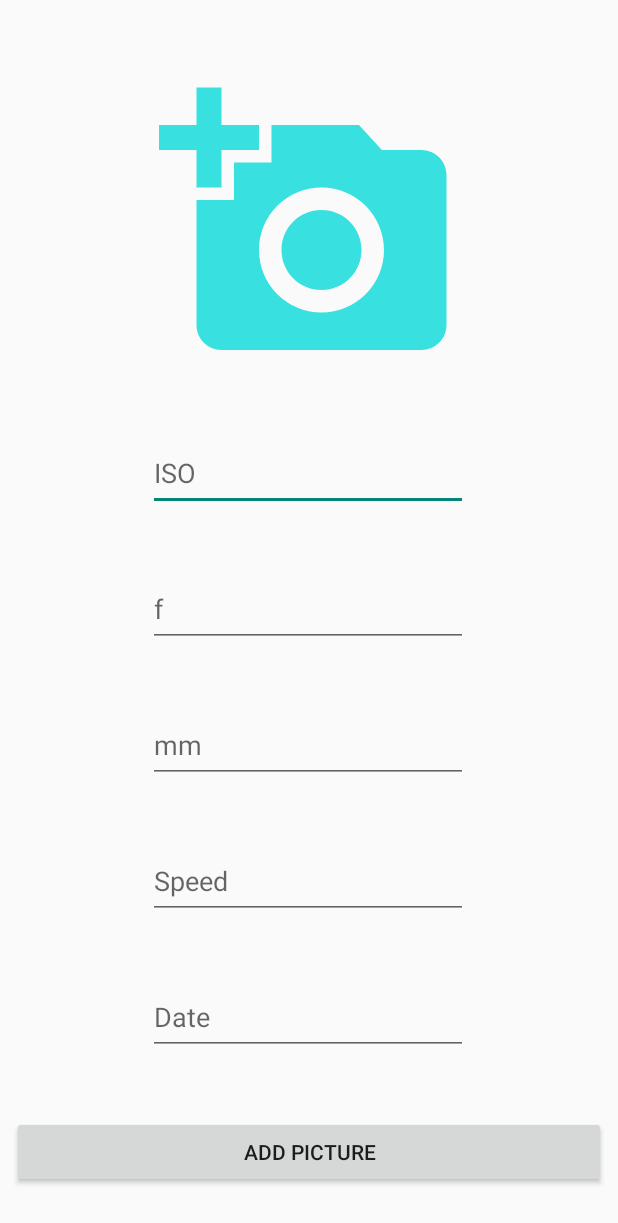
After one commit to thanghkt56/Mobile_Midterm, an Android app: the AddImageActivity screen opened directly, with no data from a screen before it, on a phone screen of 412 x 824 dp. The commit adds this screen. Shown: the top 1223 px of the screen. Run offline under Robolectric (Android 15) with nearby library versions, the phone set to English and light mode, and no system bars; our stand-ins replace Firebase (no records; nobody signed in at launch, a user with empty details on screens opened directly).

Commit message:
add Model.java

```diff
--- a/app/build.gradle
+++ b/app/build.gradle
@@ -14,6 +14,7 @@ android {
         versionName "1.0"
 
         testInstrumentationRunner "androidx.test.runner.AndroidJUnitRunner"
+        minSdkVersion 23
     }
 
     buildTypes {
@@ -34,6 +35,8 @@ dependencies {
     implementation 'com.google.android.material:material:1.4.0'
     implementation 'androidx.constraintlayout:constraintlayout:2.1.1'
     implementation 'com.google.firebase:firebase-auth:19.2.0'
+    implementation 'com.google.firebase:firebase-firestore:24.0.0'
+    implementation 'com.google.firebase:firebase-storage:20.0.0'
     testImplementation 'junit:junit:4.+'
     androidTestImplementation 'androidx.test.ext:junit:1.1.3'
     androidTestImplementation 'androidx.test.espresso:espresso-core:3.4.0'
--- /dev/null
+++ b/app/src/main/java/com/example/loginauthfirebase/AddImageActivity.java
@@ -0,0 +1,167 @@
+package com.example.loginauthfirebase;
+
+import androidx.activity.result.ActivityResult;
+import androidx.activity.result.ActivityResultCallback;
+import androidx.activity.result.ActivityResultLauncher;
+import androidx.activity.result.contract.ActivityResultContracts;
+import androidx.annotation.NonNull;
+import androidx.appcompat.app.AppCompatActivity;
+
+import android.app.Activity;
+import android.app.ProgressDialog;
+import android.content.ContentResolver;
+import android.content.Intent;
+import android.net.Uri;
+import android.os.Bundle;
+import android.util.Log;
+import android.view.View;
+import android.webkit.MimeTypeMap;
+import android.widget.Button;
+import android.widget.EditText;
+import android.widget.ImageView;
+import android.widget.Toast;
+
+import com.google.android.gms.tasks.OnFailureListener;
+import com.google.android.gms.tasks.OnSuccessListener;
+import com.google.firebase.auth.FirebaseAuth;
+import com.google.firebase.auth.FirebaseUser;
+import com.google.firebase.firestore.CollectionReference;
+import com.google.firebase.firestore.DocumentReference;
+import com.google.firebase.firestore.FirebaseFirestore;
+import com.google.firebase.storage.FirebaseStorage;
+import com.google.firebase.storage.OnProgressListener;
+import com.google.firebase.storage.StorageReference;
+import com.google.firebase.storage.UploadTask;
+
+import java.util.HashMap;
+import java.util.Map;
+
+public class AddImageActivity extends AppCompatActivity {
+    Button uploadBtn;
+    EditText inputISO,inputF,inputMM,inputSpeed,inputDate;
+    ImageView imageView;
+    ProgressDialog progressDialog;
+    FirebaseFirestore mStore;
+    FirebaseAuth mAuth;
+    FirebaseUser mUser;
+    FirebaseStorage mImageStore;
+    Uri imageUri;
+    String userID;
+    @Override
+    protected void onCreate(Bundle savedInstanceState) {
+        super.onCreate(savedInstanceState);
+        setContentView(R.layout.activity_add_image);
+
+        uploadBtn = findViewById(R.id.uploadBtn);
+        inputISO = findViewById(R.id.inputISO);
+        inputF = findViewById(R.id.inputF);
+        inputMM = findViewById(R.id.inputMM);
+        inputSpeed = findViewById(R.id.inputSpeed);
+        inputDate=findViewById(R.id.inputDate);
+        progressDialog = new ProgressDialog(this);
+        imageView=findViewById(R.id.imageView);
+
+        mAuth = FirebaseAuth.getInstance();
+        mUser = mAuth.getCurrentUser();
+        mStore = FirebaseFirestore.getInstance();
+        mImageStore = FirebaseStorage.getInstance();
+
+        ActivityResultLauncher<Intent> imageResultLauncher = registerForActivityResult(
+                new ActivityResultContracts.StartActivityForResult(),
+                new ActivityResultCallback<ActivityResult>() {
+                    @Override
+                    public void onActivityResult(ActivityResult result) {
+                        if (result.getResultCode() == Activity.RESULT_OK && result.getData() != null) {
+                            // There are no request codes
+                            Intent data = result.getData();
+                            imageUri = data.getData();
+                            imageView.setImageURI(imageUri);
+
+                        }
+                    }
+                });
+        imageView.setOnClickListener(new View.OnClickListener() {
+            @Override
+            public void onClick(View view) {
+                Intent galleryIntent = new Intent();
+                galleryIntent.setAction(Intent.ACTION_GET_CONTENT);
+                galleryIntent.setType("image/*");
+                imageResultLauncher.launch(galleryIntent);
+            }
+        });
+        uploadBtn.setOnClickListener(new View.OnClickListener() {
+            @Override
+            public void onClick(View view) {
+                uploadToFirebase(imageUri);
+            }
+        });
+    }
+
+    private void uploadToFirebase(Uri imageUri) {
+        try {
+            String ISO = inputISO.getText().toString();
+            String f = inputF.getText().toString();
+            String MM = inputMM.getText().toString();
+            String Speed = inputSpeed.getText().toString();
+            String Date = inputDate.getText().toString();
+
+            if (imageUri == null) {
+                Toast.makeText(AddImageActivity.this, "Please select Image", Toast.LENGTH_SHORT).show();
+            } else if (ISO.isEmpty() || f.isEmpty() || MM.isEmpty() || Date.isEmpty()) {
+                Toast.makeText(AddImageActivity.this, "Please fill all Fields", Toast.LENGTH_SHORT).show();
+            } else {
+                progressDialog.setMessage("Uploading Image...");
+                progressDialog.setTitle("Upload");
+                progressDialog.setCanceledOnTouchOutside(false);
+                progressDialog.show();
+
+                StorageReference fileRef = mImageStore.getReference().child(System.currentTimeMillis() + "." + getFileExtension(imageUri));
+
+                fileRef.putFile(imageUri).addOnSuccessListener(new OnSuccessListener<UploadTask.TaskSnapshot>() {
+                    @Override
+                    public void onSuccess(UploadTask.TaskSnapshot taskSnapshot) {
+                        fileRef.getDownloadUrl().addOnSuccessListener(new OnSuccessListener<Uri>() {
+                            @Override
+                            public void onSuccess(Uri uri) {
+                                progressDialog.dismiss();
+                                Model model = new Model(uri.toString(), ISO, f, MM, Speed, Date);
+                                String markerID = "TestMarkerID";
+                                DocumentReference markerRef = mStore.collection("markers").document(markerID);
+                                CollectionReference IMGRef = mStore.collection("markers").document(markerID).collection("IMG");
+
+                                /*
+                                Map<String, Object> marker = new HashMap<>();
+                                marker.put("name", "Cho Da Lat");
+                                markerRef.set(marker).addOnSuccessListener(new OnSuccessListener<Void>() {
+                                    @Override
+                                    public void onSuccess(Void unused) {
+                                        Toast.makeText(AddImageActivity.this, "Add Marker Successful", Toast.LENGTH_SHORT).show();
+                                    }
+                                });*/
+
+
+                                IMGRef.add(model);
+                            }
+                        });
+
+                    }
+                }).addOnFailureListener(new OnFailureListener() {
+                    @Override
+                    public void onFailure(@NonNull Exception e) {
+                        progressDialog.dismiss();
+                        Toast.makeText(AddImageActivity.this, "Upload failed", Toast.LENGTH_SHORT).show();
+                    }
+                });
+            }
+        }catch(Exception ex){
+            Log.e("Error: ", ex.getMessage());
+        }
+    }
+
+    private String getFileExtension(Uri imageUri) {
+        ContentResolver cr = getContentResolver();
+        MimeTypeMap mime = MimeTypeMap.getSingleton();
+        return mime.getExtensionFromMimeType(cr.getType(imageUri));
+    }
+
+}
--- a/app/src/main/java/com/example/loginauthfirebase/MainActivity.java
+++ b/app/src/main/java/com/example/loginauthfirebase/MainActivity.java
@@ -118,7 +118,7 @@ public class MainActivity extends AppCompatActivity {
 
     }
     private void sendUserToNextActivity() {
-        Intent intent=new Intent(MainActivity.this, HomeActivity.class);
+        Intent intent=new Intent(MainActivity.this, AddImageActivity.class);
         intent.setFlags(Intent.FLAG_ACTIVITY_CLEAR_TASK|Intent.FLAG_ACTIVITY_NEW_TASK);
         //stop going back
         startActivity(intent);
--- /dev/null
+++ b/app/src/main/res/drawable/ic_baseline_add_a_photo_24.xml
@@ -0,0 +1,5 @@
+<vector android:height="24dp" android:tint="#39E0E0"
+    android:viewportHeight="24" android:viewportWidth="24"
+    android:width="24dp" xmlns:android="http://schemas.android.com/apk/res/android">
+    <path android:fillColor="@android:color/white" android:pathData="M3,4V1h2v3h3v2H5v3H3V6H0V4H3zM6,10V7h3V4h7l1.83,2H21c1.1,0 2,0.9 2,2v12c0,1.1 -0.9,2 -2,2H5c-1.1,0 -2,-0.9 -2,-2V10H6zM13,19c2.76,0 5,-2.24 5,-5s-2.24,-5 -5,-5s-5,2.24 -5,5S10.24,19 13,19zM9.8,14c0,1.77 1.43,3.2 3.2,3.2s3.2,-1.43 3.2,-3.2s-1.43,-3.2 -3.2,-3.2S9.8,12.23 9.8,14z"/>
+</vector>
--- /dev/null
+++ b/app/src/main/res/layout/activity_add_image.xml
@@ -0,0 +1,93 @@
+<?xml version="1.0" encoding="utf-8"?>
+<androidx.constraintlayout.widget.ConstraintLayout xmlns:android="http://schemas.android.com/apk/res/android"
+    xmlns:app="http://schemas.android.com/apk/res-auto"
+    xmlns:tools="http://schemas.android.com/tools"
+    android:layout_width="match_parent"
+    android:layout_height="match_parent"
+    tools:context=".AddImageActivity">
+
+    <ImageView
+        android:id="@+id/imageView"
+        android:layout_width="0dp"
+        android:layout_height="200dp"
+        android:layout_marginTop="50dp"
+        app:layout_constraintEnd_toEndOf="parent"
+        app:layout_constraintHorizontal_bias="0.5"
+        app:layout_constraintStart_toStartOf="parent"
+        app:layout_constraintTop_toTopOf="parent"
+        app:srcCompat="@drawable/ic_baseline_add_a_photo_24" />
+
+    <EditText
+        android:id="@+id/inputISO"
+        android:layout_width="0dp"
+        android:layout_height="50dp"
+        android:ems="10"
+        android:inputType="textPersonName"
+        android:hint="ISO"
+        app:layout_constraintBottom_toTopOf="@+id/inputF"
+        app:layout_constraintEnd_toEndOf="@+id/inputMM"
+        app:layout_constraintStart_toStartOf="@+id/inputMM"
+        app:layout_constraintTop_toBottomOf="@+id/imageView" />
+
+    <EditText
+        android:id="@+id/inputF"
+        android:layout_width="0dp"
+        android:layout_height="50dp"
+        android:ems="10"
+        android:inputType="textPersonName"
+        android:hint="f"
+        app:layout_constraintBottom_toTopOf="@+id/inputMM"
+        app:layout_constraintEnd_toEndOf="@+id/inputMM"
+        app:layout_constraintStart_toStartOf="@+id/inputMM"
+        app:layout_constraintTop_toBottomOf="@+id/inputISO" />
+
+    <EditText
+        android:id="@+id/inputMM"
+        android:layout_width="0dp"
+        android:layout_height="50dp"
+        android:layout_marginEnd="100dp"
+        android:ems="10"
+        android:inputType="textPersonName"
+        android:hint="mm"
+        app:layout_constraintBottom_toTopOf="@+id/inputSpeed"
+        app:layout_constraintEnd_toEndOf="parent"
+        app:layout_constraintTop_toBottomOf="@+id/inputF" />
+
+    <EditText
+        android:id="@+id/inputSpeed"
+        android:layout_width="0dp"
+        android:layout_height="50dp"
+        android:ems="10"
+        android:inputType="textPersonName"
+        android:hint="Speed"
+        app:layout_constraintBottom_toTopOf="@+id/inputDate"
+        app:layout_constraintEnd_toEndOf="@+id/inputMM"
+        app:layout_constraintStart_toStartOf="@+id/inputMM"
+        app:layout_constraintTop_toBottomOf="@+id/inputMM" />
+
+    <EditText
+        android:id="@+id/inputDate"
+        android:layout_width="0dp"
+        android:layout_height="50dp"
+        android:ems="10"
+        android:inputType="textPersonName"
+        android:hint="Date"
+        app:layout_constraintBottom_toTopOf="@+id/uploadBtn"
+        app:layout_constraintEnd_toEndOf="@+id/inputMM"
+        app:layout_constraintStart_toStartOf="@+id/inputMM"
+        app:layout_constraintTop_toBottomOf="@+id/inputSpeed" />
+
+    <Button
+        android:id="@+id/uploadBtn"
+        android:layout_width="0dp"
+        android:layout_height="wrap_content"
+        android:layout_marginStart="8dp"
+        android:layout_marginEnd="8dp"
+        android:layout_marginBottom="32dp"
+        android:text="Add picture"
+        app:layout_constraintBottom_toBottomOf="parent"
+        app:layout_constraintEnd_toEndOf="parent"
+        app:layout_constraintHorizontal_bias="0.0"
+        app:layout_constraintStart_toStartOf="parent" />
+
+</androidx.constraintlayout.widget.ConstraintLayout>
--- a/app/src/main/res/layout/activity_register.xml
+++ b/app/src/main/res/layout/activity_register.xml
@@ -30,7 +30,7 @@
                 android:fontFamily="@font/open_sans"
                 android:text="Register"
                 android:textColor="@color/white"
-                android:textSize="44sp"
+                android:textSize="38sp"
                 android:textStyle="bold"
                 app:layout_constraintEnd_toEndOf="parent"
                 app:layout_constraintHorizontal_bias="0.498"
--- a/app/src/main/res/values/strings.xml
+++ b/app/src/main/res/values/strings.xml
@@ -1,5 +1,5 @@
 <resources>
-    <string name="app_name">Login Auth firebase</string>
+    <string name="app_name">Aesthetic</string>
     <string name="facebook_app_id">878874559666564</string>
     <string name="fb_login_protocol_scheme">fb878874559666564</string>
 
```
Also changed, not shown: app/src/main/AndroidManifest.xml (+6 -2 lines), app/src/main/java/com/example/loginauthfirebase/GoogleSignInActivity.java (+19 -2 lines), app/src/main/java/com/example/loginauthfirebase/HomeActivity.java (+11 -1 lines), app/src/main/java/com/example/loginauthfirebase/Model.java (added, +71 -0 lines), app/src/main/java/com/example/loginauthfirebase/RegisterActivity.java (+34 -3 lines), app/src/main/res/layout/activity_home.xml (+7 -0 lines), app/src/main/res/layout/activity_main.xml (+4 -4 lines).
